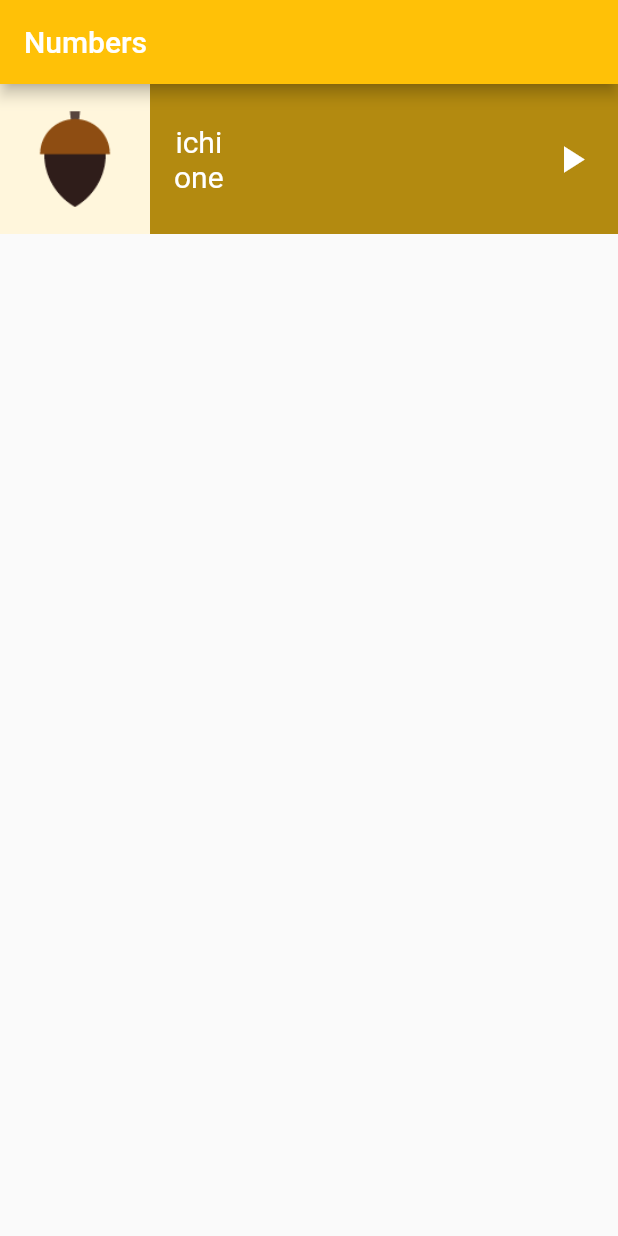
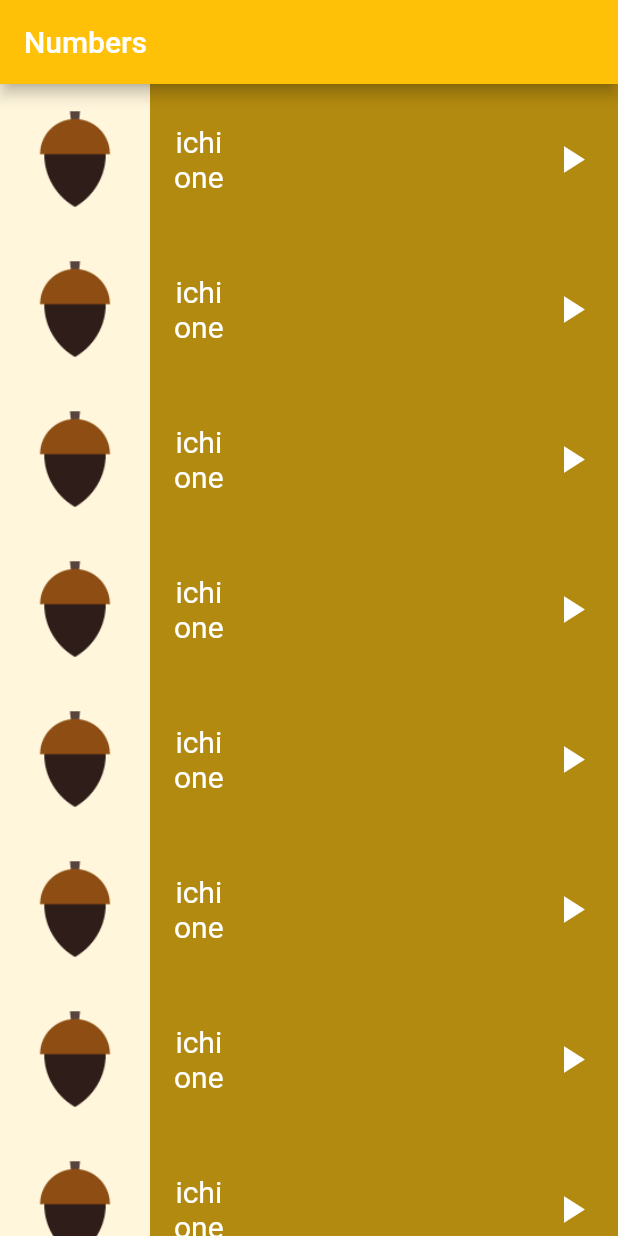
Before and after one commit to MOoRoshdy/FLUTTER_PROJECTS_APP, a Flutter app: the screen it shows after launch, after a tap on "Numbers", on a phone screen of 412 x 824 dp. Run offline on Flutter 3.47's test engine with Material 2 defaults, Android fonts, the phone set to English and light mode, and no system bars.

Commit message:
use to listview widget to show more item in some scren by scrole

```diff
--- a/language_learn_app/lib/screens/numbers_page.dart
+++ b/language_learn_app/lib/screens/numbers_page.dart
@@ -18,7 +18,25 @@ class NumbersPage extends StatelessWidget {
           title: Text('Numbers'),
           backgroundColor: Colors.amber,
         ),
-        body: Item(number: one),
+        body: ListView(
+          children: [
+            Item(number: one),
+            Item(number: one),
+            Item(number: one),
+            Item(number: one),
+            Item(number: one),
+            Item(number: one),
+            Item(number: one),
+            Item(number: one),
+            Item(number: one),
+            Item(number: one),
+            Item(number: one),
+            Item(number: one),
+            Item(number: one),
+            Item(number: one),
+            Item(number: one),
+          ],
+        ),
       ),
     );
   }
```
